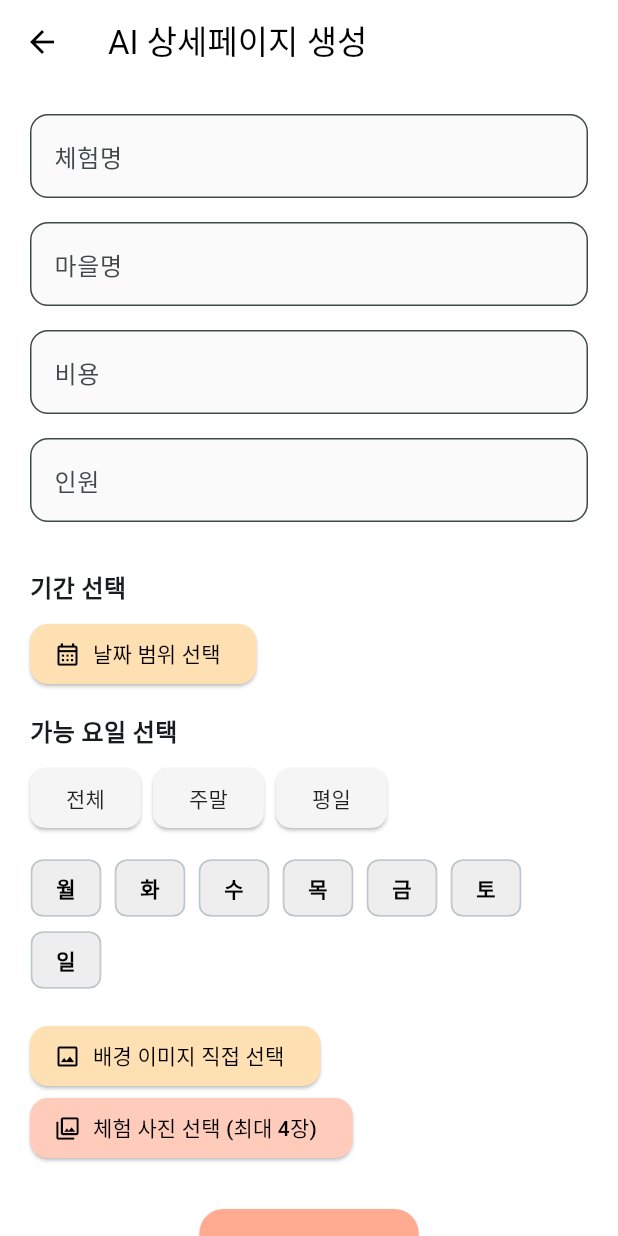
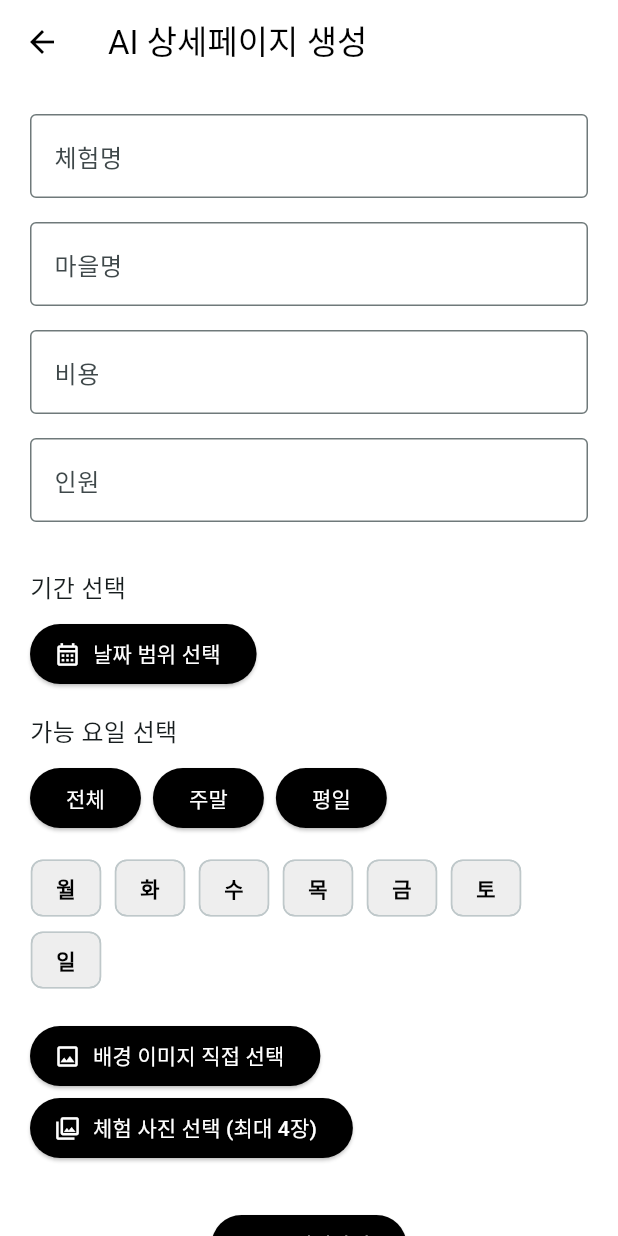
Before and after one commit to flat-dumplings/youthbuk, a Flutter app: the DetailCreatePage screen opened directly, on a phone screen of 412 x 824 dp. Run offline on Flutter 3.47's test engine with Material 3 defaults, Android fonts, the phone set to English and light mode, and no system bars; our stand-ins replace cloud_firestore, country_picker, firebase_auth, firebase_core, firebase_storage, flutter_dotenv and 4 more; accounts and stored records are empty.

```diff
--- a/lib/community/pages/detail_create_page.dart
+++ b/lib/community/pages/detail_create_page.dart
@@ -28,6 +28,7 @@ class _DetailCreatePageState extends State<DetailCreatePage> {
 
   File? backgroundImageFile; // 유저가 직접 선택한 배경 이미지 파일
 
+  // 요일 선택 상태 (월~일)
   final Map<String, bool> weekdaySelected = {
     '월': false,
     '화': false,
@@ -62,10 +63,11 @@ class _DetailCreatePageState extends State<DetailCreatePage> {
   }
 
   String _buildSelectedWeekdaysString() {
-    return weekdaySelected.entries
-        .where((e) => e.value)
+    String days = weekdaySelected.entries
+        .where((entry) => entry.value)
         .map((e) => e.key)
         .join('');
+    return days.isEmpty ? '' : days;
   }
 
   String _getSelectedPeriod() {
@@ -118,6 +120,261 @@ class _DetailCreatePageState extends State<DetailCreatePage> {
     return await uploadTask.ref.getDownloadURL();
   }
 
+  Future<String> _generateImageWithDallE(String prompt) async {
+    final response = await http.post(
+      Uri.parse('https://api.openai.com/v1/images/generations'),
+      headers: {
+        'Content-Type': 'application/json',
+        'Authorization': 'Bearer ${dotenv.env['OPENAI_API_KEY']}',
+      },
+      body: jsonEncode({
+        'model': 'dall-e-3',
+        'prompt': prompt,
+        'n': 1,
+        'size': '1024x1024',
+      }),
+    );
+
+    if (response.statusCode != 200) {
+      throw Exception('DALL·E 이미지 생성 실패: ${response.body}');
+    }
+
+    final data = jsonDecode(response.body);
+    return data['data'][0]['url'];
+  }
+
+  Future<void> _generateDetailPage() async {
+    setState(() {
+      isLoading = true;
+    });
+
+    final period = _getSelectedPeriod();
+    final weekdays = _buildSelectedWeekdaysString();
+
+    try {
+      String generatedImageUrl = '';
+
+      if (backgroundImageFile != null) {
+        // 유저가 직접 선택한 배경 이미지가 있으면 업로드 후 URL 사용
+        generatedImageUrl = await _uploadFileToFirebase(
+          backgroundImageFile!,
+          'backgrounds',
+        );
+      } else {
+        // AI 이미지 생성
+        final posterPrompt =
+            '${titleController.text} rural village landscape, minimalistic, soft pastel colors, simple background without text or people, clean and clear for overlay text';
+        generatedImageUrl = await _generateImageWithDallE(posterPrompt);
+      }
+
+      // Claude API에 보낼 메시지 (배경 이미지 URL 포함)
+      final userMessage = '''
+체험명: ${titleController.text}
+마을명: ${villageController.text}
+비용: ${priceController.text}
+기간: $period
+가능 요일: $weekdays
+인원: ${peopleController.text}
+
+다음 정보를 JSON 형식으로 정확하게 key와 value 쌍으로만 만들어줘:
+{
+  "main_title": "",
+  "info_price": "",
+  "info_time": "",
+  "info_participants": "",
+  "refund_policy": "",
+  "extra_comment": "",
+  "village_name": "",
+  "promo_message": "",
+  "possible_days": "$weekdays",
+  "background_image_url": "$generatedImageUrl"
+}
+''';
+
+      final response = await http.post(
+        Uri.parse("https://api.anthropic.com/v1/messages"),
+        headers: {
+          "x-api-key": dotenv.env['CLAUDE_API_KEY'] ?? '',
+          "Content-Type": "application/json",
+          "anthropic-version": "2023-06-01",
+        },
+        body: jsonEncode({
+          "model": "claude-3-opus-20240229",
+          "messages": [
+            {"role": "user", "content": userMessage},
+          ],
+          "max_tokens": 700,
+          "temperature": 0.7,
+        }),
+      );
+
+      if (response.statusCode != 200) {
+        throw Exception('Claude API 요청 실패: ${response.body}');
+      }
+
+      final utf8Body = utf8.decode(response.bodyBytes);
+      final data = jsonDecode(utf8Body);
+      final completionText = data['content']?[0]?['text'] as String? ?? '';
+
+      Map<String, dynamic> jsonResult = {};
+      try {
+        jsonResult = jsonDecode(completionText);
+      } catch (_) {
+        jsonResult = {};
+      }
+
+      final result = <String, dynamic>{
+        'main_title': jsonResult['main_title']?.toString() ?? '',
+        'info_price': jsonResult['info_price']?.toString() ?? '',
+        'info_time': jsonResult['info_time']?.toString() ?? '',
+        'info_participants': jsonResult['info_participants']?.toString() ?? '',
+        'refund_policy': jsonResult['refund_policy']?.toString() ?? '',
+        'extra_comment': jsonResult['extra_comment']?.toString() ?? '',
+        'village_name': jsonResult['village_name']?.toString() ?? '',
+        'promo_message': jsonResult['promo_message']?.toString() ?? '',
+        'possible_days': jsonResult['possible_days']?.toString() ?? weekdays,
+        'background_image_url': generatedImageUrl,
+      };
+
+      result['poster_url'] = generatedImageUrl;
+
+      final galleryImageUrls =
+          selectedImages.isNotEmpty
+              ? await Future.wait(
+                selectedImages.map(
+                  (file) => _uploadFileToFirebase(file, 'gallery'),
+                ),
+              )
+              : [generatedImageUrl];
+
+      setState(() {
+        aiData = result;
+        isLoading = false;
+      });
+
+      Navigator.push(
+        context,
+        MaterialPageRoute(
+          builder:
+              (_) => ExperiencePreviewPage(
+                aiData: result,
+                mainImageUrl: generatedImageUrl,
+                galleryImageUrls: galleryImageUrls,
+              ),
+        ),
+      );
+    } catch (e) {
+      setState(() {
+        isLoading = false;
+      });
+      ScaffoldMessenger.of(
+        context,
+      ).showSnackBar(SnackBar(content: Text('오류 발생: $e')));
+    }
+  }
+
+  Widget _buildInputField(String label, TextEditingController controller) {
+    return Padding(
+      padding: const EdgeInsets.only(bottom: 16),
+      child: TextField(
+        controller: controller,
+        decoration: InputDecoration(
+          labelText: label,
+          border: const OutlineInputBorder(),
+        ),
+      ),
+    );
+  }
+
+  Widget _buildPeriodSelector() {
+    return Column(
+      crossAxisAlignment: CrossAxisAlignment.start,
+      children: [
+        const Text('기간 선택', style: TextStyle(fontSize: 16)),
+        const SizedBox(height: 8),
+        ElevatedButton.icon(
+          onPressed: _selectDateRange,
+          icon: const Icon(Icons.calendar_month_outlined),
+          label: Text(
+            selectedDateRange == null
+                ? '날짜 범위 선택'
+                : '${selectedDateRange!.start.year}.${selectedDateRange!.start.month}.${selectedDateRange!.start.day} ~ '
+                    '${selectedDateRange!.end.year}.${selectedDateRange!.end.month}.${selectedDateRange!.end.day}',
+          ),
+        ),
+        const SizedBox(height: 16),
+        const Text('가능 요일 선택', style: TextStyle(fontSize: 16)),
+        const SizedBox(height: 8),
+        Row(
+          mainAxisAlignment: MainAxisAlignment.start,
+          children: [
+            ElevatedButton(
+              style: ElevatedButton.styleFrom(
+                backgroundColor:
+                    weekdaySelected.values.every((v) => v)
+                        ? Colors.deepOrange.shade400
+                        : null,
+              ),
+              onPressed:
+                  () => _toggleAll(!weekdaySelected.values.every((v) => v)),
+              child: const Text('전체'),
+            ),
+            const SizedBox(width: 8),
+            ElevatedButton(
+              style: ElevatedButton.styleFrom(
+                backgroundColor:
+                    weekdaySelected['토'] == true && weekdaySelected['일'] == true
+                        ? Colors.deepOrange.shade400
+                        : null,
+              ),
+              onPressed: _toggleWeekend,
+              child: const Text('주말'),
+            ),
+            const SizedBox(width: 8),
+            ElevatedButton(
+              style: ElevatedButton.styleFrom(
+                backgroundColor:
+                    weekdaySelected.entries
+                            .where(
+                              (e) => ['월', '화', '수', '목', '금'].contains(e.key),
+                            )
+                            .every((e) => e.value)
+                        ? Colors.deepOrange.shade400
+                        : null,
+              ),
+              onPressed: _toggleWeekday,
+              child: const Text('평일'),
+            ),
+          ],
+        ),
+        const SizedBox(height: 12),
+        Wrap(
+          spacing: 8,
+          children:
+              weekdaySelected.keys.map((day) {
+                final selected = weekdaySelected[day]!;
+                return FilterChip(
+                  label: Text(day),
+                  selected: selected,
+                  showCheckmark: false,
+                  selectedColor: Colors.deepOrange.shade200,
+                  onSelected: (bool value) {
+                    setState(() {
+                      weekdaySelected[day] = value;
+                    });
+                  },
+                  labelStyle: TextStyle(
+                    color: selected ? Colors.white : Colors.black,
+                    fontWeight: FontWeight.w600,
+                  ),
+                  backgroundColor: Colors.grey.shade200,
+                );
+              }).toList(),
+        ),
+      ],
+    );
+  }
+
   @override
   Widget build(BuildContext context) {
     return Scaffold(
@@ -134,23 +391,16 @@ class _DetailCreatePageState extends State<DetailCreatePage> {
             const SizedBox(height: 16),
             _buildPeriodSelector(),
             const SizedBox(height: 16),
+
+            // 배경 이미지 직접 선택 버튼 및 미리보기
             ElevatedButton.icon(
               onPressed: _pickBackgroundImage,
               icon: const Icon(Icons.image_outlined),
               label: const Text('배경 이미지 직접 선택'),
-              style: ElevatedButton.styleFrom(
-                backgroundColor: Colors.orange.shade100,
-                foregroundColor: Colors.black,
-                shape: RoundedRectangleBorder(
-                  borderRadius: BorderRadius.circular(12),
-                ),
-              ),
             ),
             if (backgroundImageFile != null)
               Padding(
                 padding: const EdgeInsets.only(top: 8, bottom: 16),
-                child: ClipRRect(
-                  borderRadius: BorderRadius.circular(12),
                 child: Image.file(
                   backgroundImageFile!,
                   width: double.infinity,
@@ -158,18 +408,11 @@ class _DetailCreatePageState extends State<DetailCreatePage> {
                   fit: BoxFit.cover,
                 ),
               ),
-              ),
+
             ElevatedButton.icon(
               onPressed: _pickImages,
               icon: const Icon(Icons.photo_library_outlined),
               label: const Text('체험 사진 선택 (최대 4장)'),
-              style: ElevatedButton.styleFrom(
-                backgroundColor: Colors.deepOrange.shade100,
-                foregroundColor: Colors.black,
-                shape: RoundedRectangleBorder(
-                  borderRadius: BorderRadius.circular(12),
-                ),
-              ),
             ),
             const SizedBox(height: 10),
             Wrap(
@@ -179,14 +422,11 @@ class _DetailCreatePageState extends State<DetailCreatePage> {
                   selectedImages
                       .take(4)
                       .map(
-                        (file) => ClipRRect(
-                          borderRadius: BorderRadius.circular(8),
-                          child: Image.file(
+                        (file) => Image.file(
                           file,
                           width: 100,
                           height: 100,
                           fit: BoxFit.cover,
-                          ),
                         ),
                       )
                       .toList(),
@@ -194,18 +434,7 @@ class _DetailCreatePageState extends State<DetailCreatePage> {
             const SizedBox(height: 20),
             Center(
               child: ElevatedButton(
-                onPressed: isLoading ? null : () {},
-                style: ElevatedButton.styleFrom(
-                  padding: const EdgeInsets.symmetric(
-                    horizontal: 32,
-                    vertical: 14,
-                  ),
-                  backgroundColor: Colors.deepOrange.shade200,
-                  foregroundColor: Colors.black,
-                  shape: RoundedRectangleBorder(
-                    borderRadius: BorderRadius.circular(16),
-                  ),
-                ),
+                onPressed: isLoading ? null : _generateDetailPage,
                 child:
                     isLoading
                         ? const SizedBox(
@@ -221,118 +450,4 @@ class _DetailCreatePageState extends State<DetailCreatePage> {
       ),
     );
   }
-
-  Widget _buildInputField(String label, TextEditingController controller) {
-    return Padding(
-      padding: const EdgeInsets.only(bottom: 16),
-      child: TextField(
-        controller: controller,
-        decoration: InputDecoration(
-          labelText: label,
-          border: OutlineInputBorder(borderRadius: BorderRadius.circular(12)),
-          filled: true,
-          fillColor: Colors.grey.shade50,
-        ),
-      ),
-    );
 }
-
-  Widget _buildPeriodSelector() {
-    return Column(
-      crossAxisAlignment: CrossAxisAlignment.start,
-      children: [
-        const Text(
-          '기간 선택',
-          style: TextStyle(fontSize: 16, fontWeight: FontWeight.bold),
-        ),
-        const SizedBox(height: 8),
-        ElevatedButton.icon(
-          style: ElevatedButton.styleFrom(
-            backgroundColor: Colors.orange.shade100,
-            foregroundColor: Colors.black,
-            shape: RoundedRectangleBorder(
-              borderRadius: BorderRadius.circular(12),
-            ),
-          ),
-          onPressed: _selectDateRange,
-          icon: const Icon(Icons.calendar_month_outlined),
-          label: Text(
-            selectedDateRange == null
-                ? '날짜 범위 선택'
-                : '${selectedDateRange!.start.year}.${selectedDateRange!.start.month}.${selectedDateRange!.start.day} ~ '
-                    '${selectedDateRange!.end.year}.${selectedDateRange!.end.month}.${selectedDateRange!.end.day}',
-          ),
-        ),
-        const SizedBox(height: 16),
-        const Text(
-          '가능 요일 선택',
-          style: TextStyle(fontSize: 16, fontWeight: FontWeight.bold),
-        ),
-        const SizedBox(height: 8),
-        Wrap(
-          spacing: 8,
-          children: [
-            ElevatedButton(
-              onPressed:
-                  () => _toggleAll(!weekdaySelected.values.every((v) => v)),
-              style: ElevatedButton.styleFrom(
-                backgroundColor: Colors.grey.shade100,
-                foregroundColor: Colors.black87,
-                shape: RoundedRectangleBorder(
-                  borderRadius: BorderRadius.circular(10),
-                ),
-              ),
-              child: const Text('전체'),
-            ),
-            ElevatedButton(
-              onPressed: _toggleWeekend,
-              style: ElevatedButton.styleFrom(
-                backgroundColor: Colors.grey.shade100,
-                foregroundColor: Colors.black87,
-                shape: RoundedRectangleBorder(
-                  borderRadius: BorderRadius.circular(10),
-                ),
-              ),
-              child: const Text('주말'),
-            ),
-            ElevatedButton(
-              onPressed: _toggleWeekday,
-              style: ElevatedButton.styleFrom(
-                backgroundColor: Colors.grey.shade100,
-                foregroundColor: Colors.black87,
-                shape: RoundedRectangleBorder(
-                  borderRadius: BorderRadius.circular(10),
-                ),
-              ),
-              child: const Text('평일'),
-            ),
-          ],
-        ),
-        const SizedBox(height: 12),
-        Wrap(
-          spacing: 8,
-          children:
-              weekdaySelected.keys.map((day) {
-                final selected = weekdaySelected[day]!;
-                return FilterChip(
-                  label: Text(day),
-                  selected: selected,
-                  showCheckmark: false,
-                  selectedColor: Colors.orange.shade300,
-                  backgroundColor: Colors.grey.shade200,
-                  onSelected: (bool value) {
-                    setState(() {
-                      weekdaySelected[day] = value;
-                    });
-                  },
-                  labelStyle: TextStyle(
-                    color: selected ? Colors.white : Colors.black,
-                    fontWeight: FontWeight.w600,
-                  ),
-                );
-              }).toList(),
-        ),
-      ],
-    );
-  }
-}
```
Also changed, not shown: lib/pay/cartpage.dart (+27 -8 lines), lib/pay/models/cart_item.dart (+7 -1 lines). Lines whose indentation alone changed are shown as unchanged.
